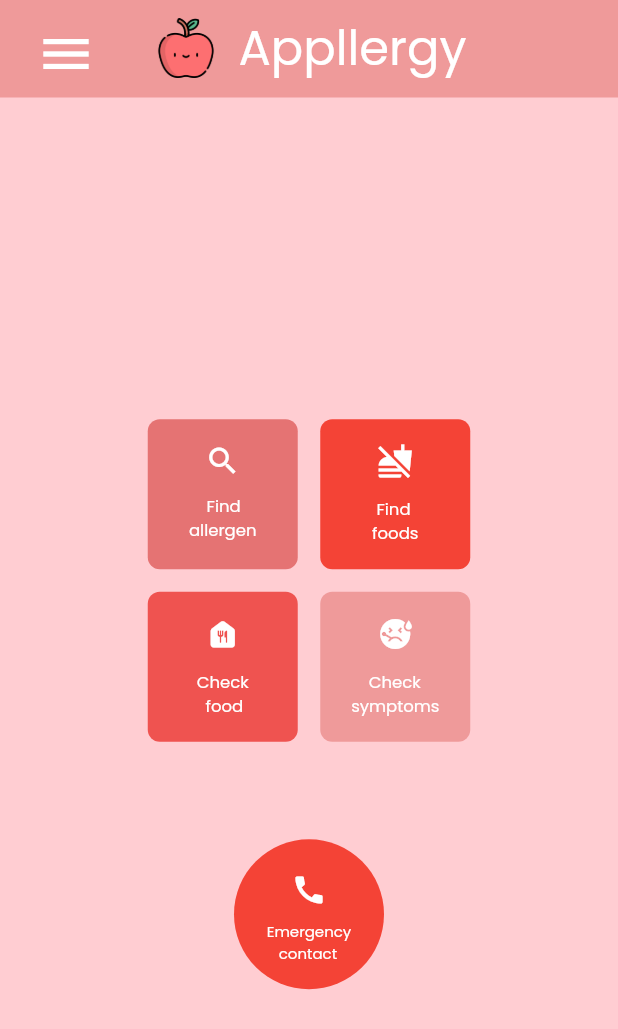
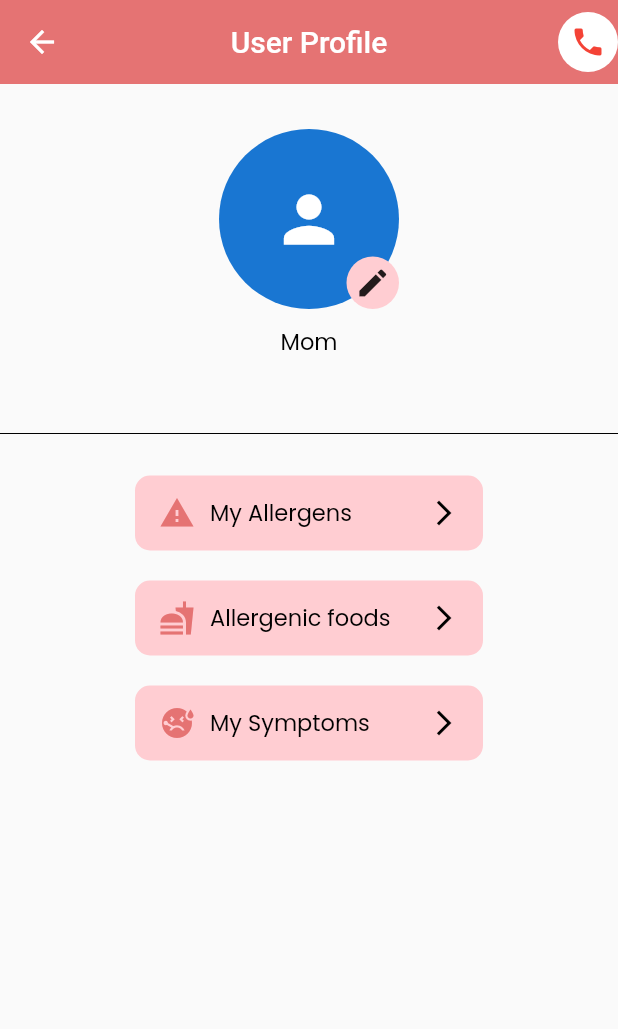
Before and after one commit to gavin331/orbital, a Flutter app: the screen it shows once a user with an empty profile is signed in, in the side drawer, after a tap on "User Profile", on a phone screen of 412 x 824 dp. Shown: the top 1029 px of the screen. Run offline on Flutter 3.47's test engine with Material 2 defaults, Android fonts, the phone set to English and light mode, and no system bars; our stand-ins replace firebase_auth, firebase_core; accounts and stored records are empty.

Commit message:
Added UserProfileUI

```diff
--- /dev/null
+++ b/lib/Reusables/UserProfileButton.dart
@@ -0,0 +1,62 @@
+import 'package:flutter/material.dart';
+
+class UserProfileButton extends StatelessWidget {
+  const UserProfileButton({
+    super.key, required this.title, required this.icon,
+  });
+
+  final String title;
+  final IconData icon;
+
+  @override
+  Widget build(BuildContext context) {
+    return ElevatedButton(
+      onPressed: () {
+
+      },
+      style: ButtonStyle(
+        backgroundColor: MaterialStateProperty.all<Color>(Colors.red[100]!),
+        elevation: MaterialStateProperty.all<double>(0.0),
+        minimumSize: MaterialStateProperty.all<Size>(
+          const Size(200, 50),
+        ),
+        shape: MaterialStateProperty.all<RoundedRectangleBorder>(
+          RoundedRectangleBorder(
+            borderRadius: BorderRadius.circular(10.0),
+          ),
+        ),
+      ),
+      child: SizedBox(
+        width: 200,
+        height: 50,
+        child: Row(
+          mainAxisSize: MainAxisSize.min,
+          children: [
+            Icon(
+              icon,
+              color: Colors.red[300],
+            ),
+            const SizedBox(width: 10),
+            Text(
+              title,
+              style: const TextStyle(
+                fontFamily: 'Poppins',
+                fontSize: 15,
+                color: Colors.black,
+              ),
+            ),
+
+            //The expanded widget occupies the remaining space to push the
+            //arrow icon to the end of the button.
+            const Expanded(child: SizedBox()),
+            const Icon(
+              Icons.arrow_forward_ios,
+              color: Colors.black,
+              size: 20,
+            ),
+          ],
+        ),
+      ),
+    );
+  }
+}
--- a/lib/screens/SideMenu.dart
+++ b/lib/screens/SideMenu.dart
@@ -1,4 +1,5 @@
 import 'package:flutter/material.dart';
+import 'package:orbital_appllergy/screens/UserProfile.dart';
 import 'package:orbital_appllergy/service/AuthService.dart';
 
 class SideMenu extends StatelessWidget {
@@ -41,9 +42,9 @@ class SideMenu extends StatelessWidget {
                   ),
                   currentAccountPicture: const CircleAvatar(
                     //TODO: Change to profile pic of each user.
-                    child: ClipOval(
-                      child: Icon(Icons.person),
-                    )
+                      child: ClipOval(
+                        child: Icon(Icons.person),
+                      )
                   ),
                   decoration: const BoxDecoration(
                     image: DecorationImage(
@@ -66,7 +67,11 @@ class SideMenu extends StatelessWidget {
                   ),
                   onTap: () {
                     Navigator.pop(context); // Close the side menu
-                    // TODO: Navigate to the User Profile screen
+                    //TODO: Display a userprofile screen when tapped.
+                    Navigator.push(
+                      context,
+                      MaterialPageRoute(builder: (context) => UserProfile()),
+                    );
                   },
                 ),
                 const Divider(
@@ -108,7 +113,7 @@ class SideMenu extends StatelessWidget {
                   },
                 ),
                 const Divider(
-                  color: Colors.black
+                    color: Colors.black
                 ),
 
                 //Log out
--- /dev/null
+++ b/lib/screens/UserProfile.dart
@@ -0,0 +1,98 @@
+import 'package:flutter/material.dart';
+import '../Reusables/UserProfileButton.dart';
+import '../service/AuthService.dart';
+
+class UserProfile extends StatelessWidget {
+  UserProfile({Key? key}) : super(key: key);
+
+  final AuthService _authService = AuthService();
+
+  @override
+  Widget build(BuildContext context) {
+    return Scaffold(
+      appBar: AppBar(
+        backgroundColor: Colors.red[300],
+        title: const Text('User Profile'),
+        centerTitle: true,
+        elevation: 0,
+        actions: [
+          CircleAvatar(
+            backgroundColor: Colors.white,
+            child: IconButton(
+              onPressed: () {
+                // Calls the emergency contact
+              },
+              icon: const Icon(
+                Icons.phone,
+                color: Colors.red,
+              ),
+            ),
+          )
+        ],
+      ),
+      body: Center(
+        child: Column(
+          children: [
+            const SizedBox(height: 30),
+
+            // User Profile Pic with username(to be implemented)
+            // and password below
+            Stack(
+              children: [
+                const SizedBox(
+                  width: 120,
+                  height: 120,
+                  child: CircleAvatar(
+                      child: Icon(Icons.person, size: 50),
+                  ),
+                ),
+                Positioned(
+                  bottom: 0,
+                  right: 0,
+                  child: Container(
+                    width:35,
+                    height:35,
+                    decoration: BoxDecoration(
+                      borderRadius: BorderRadius.circular(100),
+                      color: Colors.red[100],
+                    ),
+                    child: const Icon(
+                      Icons.edit,
+                    ),
+                  ),
+                ),
+              ],
+            ),
+            const SizedBox(height: 10),
+            const Text(
+              'Mom',
+              style: TextStyle(
+                fontFamily: 'Poppins',
+                fontSize: 15,
+                color: Colors.black,
+              ),
+            ),
+            Text(
+              '${_authService.user?.email}',
+              style: const TextStyle(
+                fontFamily: 'Poppins',
+                fontSize: 15,
+                color: Colors.black,
+              ),
+            ),
+            const SizedBox(height: 20),
+            const Divider(color: Colors.black),
+            const SizedBox(height: 20),
+
+            //Menu
+            const UserProfileButton(title: 'My Allergens', icon: Icons.warning),
+            const SizedBox(height: 20),
+            const UserProfileButton(title: 'Allergenic foods', icon: Icons.fastfood_sharp),
+            const SizedBox(height: 20),
+            const UserProfileButton(title: 'My Symptoms', icon: Icons.sick),
+          ],
+        ),
+      ),
+    );
+  }
+}
```
